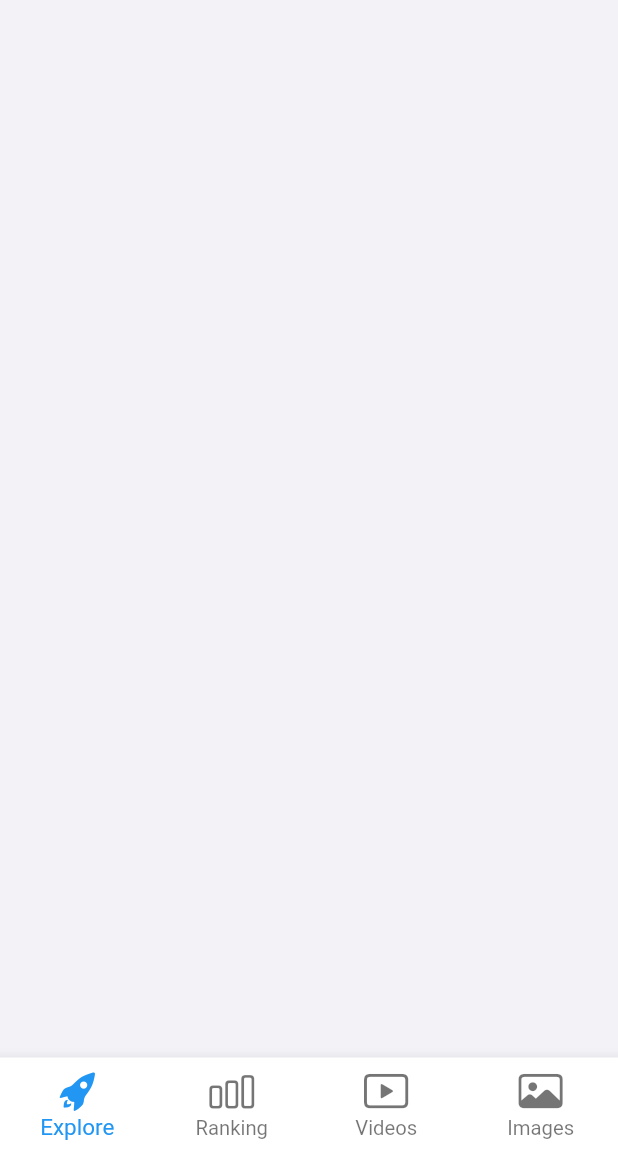
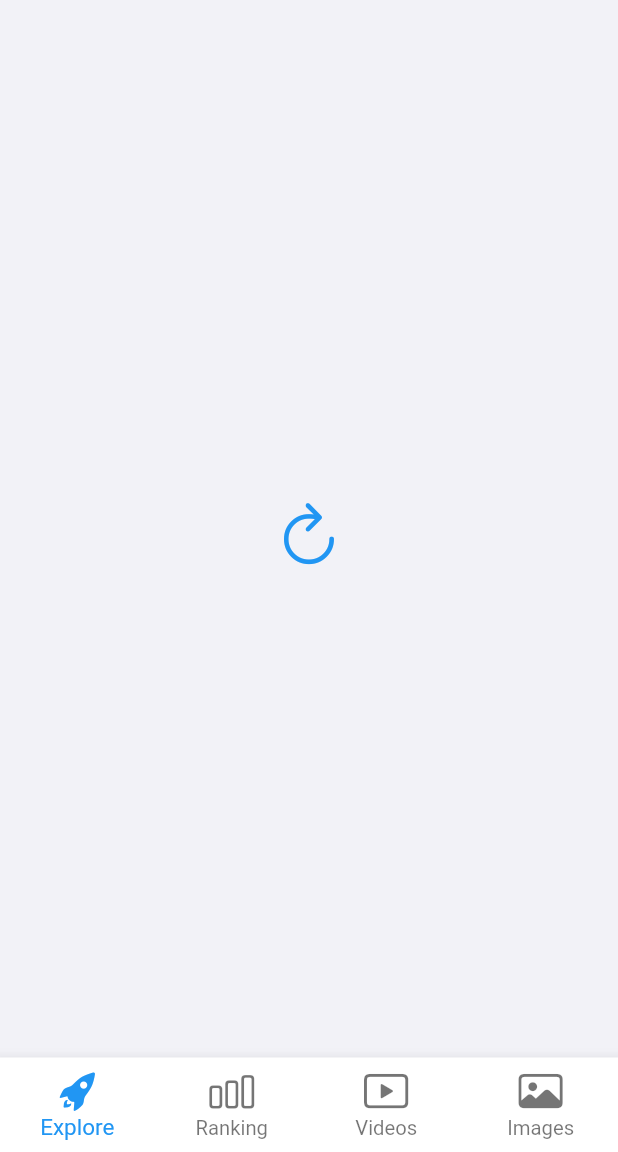
Before and after one commit to WLTyy/iwrqk, a Flutter app: the screen it shows after launch, scrolled down 100 dp, on a phone screen of 412 x 824 dp, the part 84-1236 px from its top. Run offline on Flutter 3.47's test engine with Material 2 defaults, Android fonts, the phone set to English and light mode, and no system bars; our stand-ins replace cached_network_image, settings_ui, shared_preferences, video_player; missing offline and left inert: dart:ffi; generated files the repository leaves out were written again; network calls fail.

Commit message:
new pages

```diff
--- a/lib/common/theme.dart
+++ b/lib/common/theme.dart
@@ -34,6 +34,7 @@ class IwrAppTheme {
           ),
           bottomNavigationBarTheme: BottomNavigationBarThemeData().copyWith(backgroundColor: Color.fromARGB(255, 40, 40, 40),),
           scaffoldBackgroundColor: CupertinoColors.black,
+          cardColor: CupertinoColors.darkBackgroundGray,
           canvasColor: const Color.fromARGB(255, 40, 40, 40),
           shadowColor: Colors.transparent,
           splashColor: Colors.transparent,
@@ -47,6 +48,7 @@ class IwrAppTheme {
             shadowColor: Colors.transparent,
           ),
           tabBarTheme: TabBarTheme().copyWith(labelColor: Colors.black,unselectedLabelColor: Colors.grey),
+          cardColor: CupertinoColors.systemGroupedBackground,
           scaffoldBackgroundColor: CupertinoColors.systemGroupedBackground,
           canvasColor: CupertinoColors.white,
           shadowColor: Colors.grey,
--- a/lib/l10n/intl_en.arb
+++ b/lib/l10n/intl_en.arb
@@ -18,6 +18,10 @@
     "favorite": "Favorite",
     "playlists": "Playlists",
     "settings": "Settings",
+    "follow": "Follow",
+    "comments": "Comments",
+    "details": "Details",
+    "user_details": "User details",
     "about": "About",
     "theme" : "Theme",
     "appearance" : "Appearance",
--- a/lib/l10n/intl_ja.arb
+++ b/lib/l10n/intl_ja.arb
@@ -18,6 +18,10 @@
     "favorite": "お気に入り",
     "playlists": "プレイリスト",
     "settings": "設定",
+    "follow": "フロー",
+    "comments": "コメント",
+    "details": "詳細",
+    "user_details": "ユーザー情報",
     "about": "このアプリについて",
     "theme" : "テーマ",
     "appearance" : "外観",
--- a/lib/l10n/intl_zh.arb
+++ b/lib/l10n/intl_zh.arb
@@ -18,6 +18,10 @@
     "favorite": "收藏",
     "playlists": "播放列表",
     "settings": "设置",
+    "follow": "关注",
+    "comments": "评论",
+    "details": "详情",
+    "user_details": "用户详情",
     "about": "关于",
     "theme" : "主题",
     "appearance" : "外观",
--- a/lib/l10n/intl_zh_hans.arb
+++ b/lib/l10n/intl_zh_hans.arb
@@ -18,6 +18,10 @@
     "favorite": "收藏",
     "playlists": "播放列表",
     "settings": "设置",
+    "follow": "关注",
+    "comments": "评论",
+    "details": "详情",
+    "user_details": "用户详情",
     "about": "关于",
     "theme" : "主题",
     "appearance" : "外观",
--- a/lib/main.dart
+++ b/lib/main.dart
@@ -1,12 +1,12 @@
 import 'package:flutter/material.dart';
 import 'package:provider/provider.dart';
 import 'package:flutter_gen/gen_l10n/intl_localizations.dart';
-
 
 import 'pages/home_page.dart';
 import 'common/global.dart';
 import 'common/theme.dart';
 import 'pages/settings_page.dart';
+import 'pages/uploader_profile_page/uploader_profile_page.dart';
 import 'pages/user_page/user_page.dart';
 import 'pages/video_detail_page/video_detail_page.dart';
 
@@ -18,8 +18,6 @@ Future<void> main() async {
 
 class MyApp extends StatelessWidget {
   const MyApp({super.key});
-
-  // This widget is the root of your application.
   @override
   Widget build(BuildContext context) {
     return MultiProvider(
@@ -29,8 +27,7 @@ class MyApp extends StatelessWidget {
         child: Consumer<ThemeModeProvider>(
             builder: (context, themeModeProvider, _) {
           return MaterialApp(
-                              localizationsDelegates:
-                      AppLocalizations.localizationsDelegates,
+            localizationsDelegates: AppLocalizations.localizationsDelegates,
             supportedLocales: AppLocalizations.supportedLocales,
             debugShowCheckedModeBanner: false,
             title: 'Flutter Demo',
@@ -43,6 +40,7 @@ class MyApp extends StatelessWidget {
               '/user': (context) => const UserPage(),
               '/settings': (context) => const SettingsPage(),
               '/video_detail': (context) => VideoDetailPage(),
+              '/uploader_profile': (context) => const UploaderProfilePage()
             },
           );
         }));
--- a/lib/pages/explore_page.dart
+++ b/lib/pages/explore_page.dart
@@ -5,7 +5,7 @@ import '../widgets/iwr_appbar.dart';
 import '../common/theme.dart';
 import '../common/global.dart';
 import '../l10n.dart';
-
+import '../widgets/reloadable_image.dart';
 
 class ExplorePage extends StatefulWidget {
   const ExplorePage({super.key});
@@ -33,7 +33,11 @@ class _ExplorePageState extends State<ExplorePage>
     return IwrAppBar(
       showFilter: false,
       tabList: {
-        L10n.of(context).hottest: Container(),
+        L10n.of(context).hottest: Container(
+          child: Center(
+            child: ReloadableImage(imageUrl: 'https://picsum.photos/200/300'),
+          ),
+        ),
         L10n.of(context).popular: Container(),
         L10n.of(context).latest: Container(),
         L10n.of(context).toplist: Container(),
--- a/lib/pages/video_detail_page/iwr_video_play.dart
+++ b/lib/pages/video_detail_page/iwr_video_play.dart
@@ -130,6 +130,8 @@ class _IwrVideoPlayerState extends State<IwrVideoPlayer> {
 
   @override
   void dispose() {
+    _controller.dispose();
+    _hideTimer?.cancel();
     if (_isFullScreen) {
       SystemChrome.setEnabledSystemUIMode(SystemUiMode.manual,
           overlays: SystemUiOverlay.values);
@@ -139,8 +141,6 @@ class _IwrVideoPlayerState extends State<IwrVideoPlayer> {
           overlays: SystemUiOverlay.values);
       SystemChrome.setPreferredOrientations([DeviceOrientation.portraitUp]);
     }
-    _controller.dispose();
-    _hideTimer?.cancel();
     super.dispose();
   }
 
@@ -198,7 +198,7 @@ class _IwrVideoPlayerState extends State<IwrVideoPlayer> {
                                               size: 30, color: Colors.white))),
                                 ),
                                 Container(
-                                  padding: EdgeInsets.only(bottom: 10),
+                                  padding: EdgeInsets.only(bottom: 15),
                                   decoration: const BoxDecoration(
                                       gradient: LinearGradient(
                                           colors: [
--- a/lib/widgets/iwr_appbar.dart
+++ b/lib/widgets/iwr_appbar.dart
@@ -1,5 +1,6 @@
 import 'package:flutter/cupertino.dart';
 import 'package:flutter/material.dart';
+import 'package:iwrqk/widgets/reloadable_image.dart';
 
 import '../component/iwr_tab_indicator.dart';
 import '../pages/user_page/user_page.dart';
@@ -86,9 +87,11 @@ class _IwrAppBarState extends State<IwrAppBar> {
                 children: [
                   IconButton(
                     iconSize: 35,
-                    icon: CircleAvatar(
-                      backgroundImage:
-                          NetworkImage('https://picsum.photos/200/300'),
+                    icon: ClipOval(
+                      child: ReloadableImage(
+                        imageUrl: 'https://picsum.photos/200/300',
+                        aspectRatio: 1,
+                      ),
                     ),
                     onPressed: () {
                       Navigator.of(context).push(PageRouteBuilder(
--- a/lib/widgets/reloadable_image.dart
+++ b/lib/widgets/reloadable_image.dart
@@ -4,9 +4,18 @@ import 'package:flutter/material.dart';
 
 class ReloadableImage extends StatefulWidget {
   final String imageUrl;
-  final Size size;
+  final double? width;
+  final double? height;
+  final double? aspectRatio;
+  final BoxFit? fit;
 
-  const ReloadableImage({required this.imageUrl, Key? key, required this.size})
+  const ReloadableImage(
+      {required this.imageUrl,
+      Key? key,
+      this.width,
+      this.height,
+      this.fit,
+      this.aspectRatio})
       : super(key: key);
 
   @override
@@ -14,33 +23,17 @@ class ReloadableImage extends StatefulWidget {
 }
 
 class _ReloadableImageState extends State<ReloadableImage> {
+  bool _errorOccurred = false;
+
   @override
   Widget build(BuildContext context) {
-    bool successLoad = true;
-    double minDistance = widget.size.width > widget.size.height
-        ? widget.size.height / 2
-        : widget.size.width / 2;
-    return CachedNetworkImage(
-      key: ValueKey<String>(
-        successLoad ? widget.imageUrl : new DateTime.now().toString(),
-      ),
-      height: widget.size.height,
-      width: widget.size.width,
-      imageUrl: widget.imageUrl,
-      progressIndicatorBuilder: (context, url, progress) {
-        successLoad = progress.downloaded == progress.totalSize;
-        return Center(
-            child: SizedBox(
-          width: minDistance * 0.75,
-          height: minDistance * 0.75,
-          child: const CircularProgressIndicator(
-            strokeWidth: 3,
-          ),
-        ));
+    return _errorOccurred
+        ? GestureDetector(
+            onTap: () {
+              setState(() {
+                _errorOccurred = false;
+              });
             },
-      errorWidget: (_, __, dynamic ___) {
-        return MaterialButton(
-          onPressed: () {},
             child: Center(
               child: Icon(
                 CupertinoIcons.arrow_clockwise,
@@ -48,9 +41,47 @@ class _ReloadableImageState extends State<ReloadableImage> {
                 color: Colors.blue,
               ),
             ),
-        );
+          )
+        : widget.aspectRatio != null
+            ? AspectRatio(
+                aspectRatio: widget.aspectRatio!,
+                child: CachedNetworkImage(
+                  imageUrl: widget.imageUrl,
+                  fit: widget.fit,
+                  progressIndicatorBuilder: (context, url, progress) {
+                    return Center(
+                        child: SizedBox(
+                      child: const CircularProgressIndicator(
+                        strokeWidth: 3,
+                      ),
+                    ));
                   },
-      fit: BoxFit.cover,
+                  errorWidget: (_, __, ___) {
+                    setState(() {
+                      _errorOccurred = true;
+                    });
+                    return Container();
+                  },
+                ))
+            : CachedNetworkImage(
+                imageUrl: widget.imageUrl,
+                width: widget.width,
+                height: widget.height,
+                fit: widget.fit,
+                progressIndicatorBuilder: (context, url, progress) {
+                  return Center(
+                      child: SizedBox(
+                    child: const CircularProgressIndicator(
+                      strokeWidth: 3,
+                    ),
+                  ));
+                },
+                errorWidget: (_, __, ___) {
+                  setState(() {
+                    _errorOccurred = true;
+                  });
+                  return Container();
+                },
               );
   }
 }
--- a/lib/widgets/video_preview.dart
+++ b/lib/widgets/video_preview.dart
@@ -50,7 +50,8 @@ class _VideoPreviewState extends State<VideoPreview> {
                     children: [
                       ReloadableImage(
                         imageUrl: widget.imageSrc,
-                        size: Size(190, 100),
+                        width: 190,
+                        height: 100,
                       ),
                       Container(
                         decoration: const BoxDecoration(
```
Also changed, not shown: lib/common/classes.dart (added, +13 -0 lines), lib/pages/uploader_profile_page/uploader_profile_page.dart (added, +154 -0 lines), lib/pages/user_page/user_page.dart (+8 -6 lines), lib/pages/video_detail_page/user_comment.dart (added, +98 -0 lines), lib/pages/video_detail_page/video_detail_page.dart (+70 -20 lines). Lines whose indentation alone changed are shown as unchanged.
